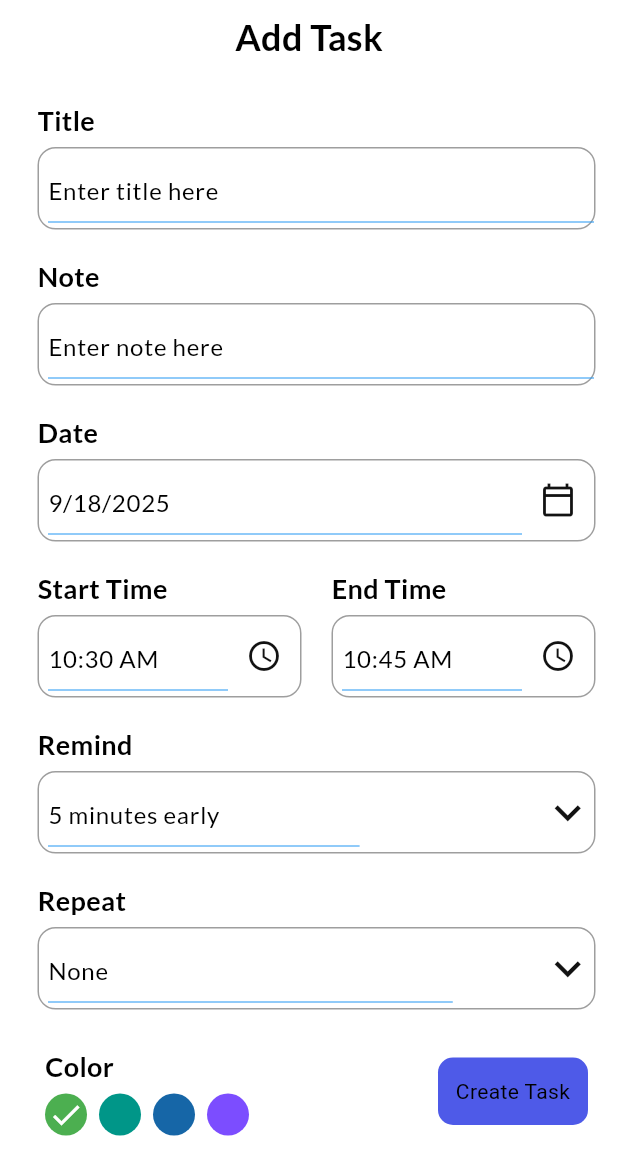
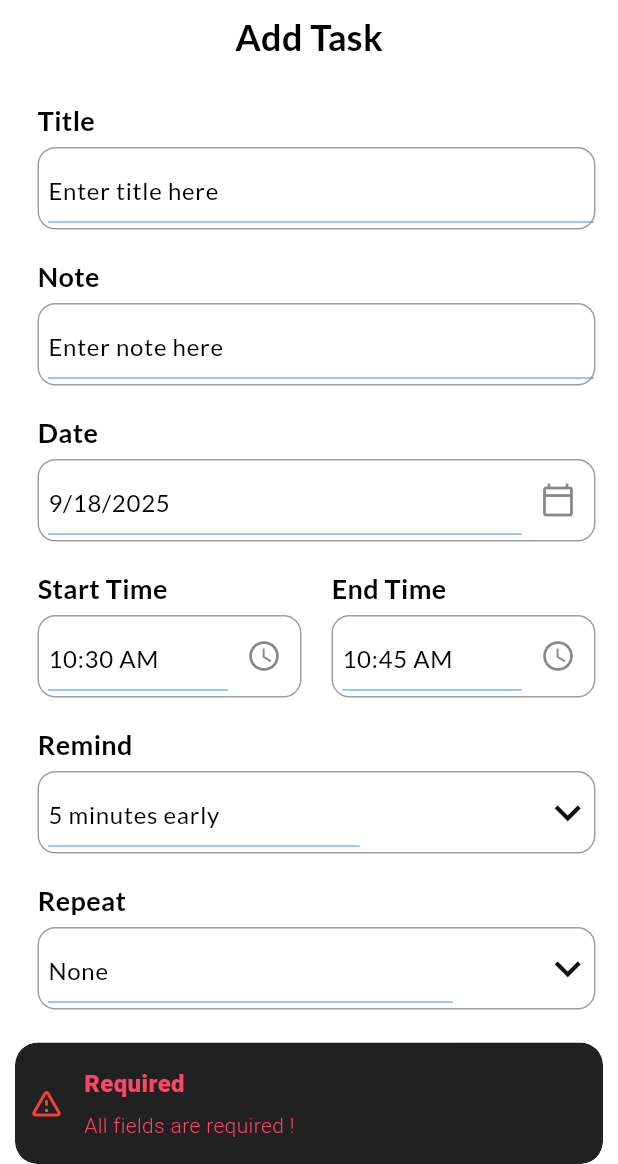
Before and after one commit to MohmedFahmy/todo, a Flutter app: the AddTaskPage screen opened directly, after a tap on "Create Task", on a phone screen of 412 x 824 dp, the part 72-1236 px from its top. Run offline on Flutter 3.47's test engine with Material 3 defaults, Android fonts, the phone set to English and light mode, and no system bars; our stand-ins replace date_picker_timeline, flutter_local_notifications, flutter_staggered_animations, flutter_svg, get, get_storage and 5 more; missing offline and left inert: android_intent_plus, dart:html; accounts and stored records are empty; statements that could not run were skipped.

Commit message:
feat: Implement task addition and validation in AddTaskPage to add new task to database

```diff
--- a/lib/controllers/task_controller.dart
+++ b/lib/controllers/task_controller.dart
@@ -54,4 +54,10 @@ class TaskController extends GetxController {
     ),
   ];
   getTasks() {}
+
+  Future<int> addTask({required Task task}) async {
+    taskList.add(task);
+    update();
+    return 1;
+  }
 }
--- a/lib/ui/pages/add_task_page.dart
+++ b/lib/ui/pages/add_task_page.dart
@@ -2,6 +2,8 @@ import 'package:flutter/material.dart';
 import 'package:get/get.dart';
 import 'package:intl/intl.dart';
 
+import '../../controllers/task_controller.dart';
+import '../../models/task.dart';
 import '../theme.dart';
 import '../widgets/button.dart';
 import '../widgets/input_field.dart';
@@ -14,7 +16,7 @@ class AddTaskPage extends StatefulWidget {
 }
 
 class _AddTaskPageState extends State<AddTaskPage> {
-  //  final TaskController _taskController = Get.put(TaskController());
+  final TaskController _taskController = Get.put(TaskController());
   final TextEditingController _titelController = TextEditingController();
   final TextEditingController _noteController = TextEditingController();
   DateTime _selectedDate = DateTime.now();
@@ -58,7 +60,9 @@ class _AddTaskPageState extends State<AddTaskPage> {
                   onPressed: () {},
                   icon: Icon(
                     Icons.calendar_today_outlined,
-                    color: Get.isDarkMode ? Colors.grey : darkGreyClr,
+                    color: Get.isDarkMode
+                        ? Colors.grey
+                        : darkGreyClr.withOpacity(0.5),
                   ),
                 ),
               ),
@@ -73,7 +77,9 @@ class _AddTaskPageState extends State<AddTaskPage> {
                         onPressed: () {},
                         icon: Icon(
                           Icons.access_time_outlined,
-                          color: Get.isDarkMode ? Colors.grey : darkGreyClr,
+                          color: Get.isDarkMode
+                              ? Colors.grey
+                              : darkGreyClr.withOpacity(0.5),
                         ),
                       ),
                     ),
@@ -86,7 +92,9 @@ class _AddTaskPageState extends State<AddTaskPage> {
                         onPressed: () {},
                         icon: Icon(
                           Icons.access_time_outlined,
-                          color: Get.isDarkMode ? Colors.grey : darkGreyClr,
+                          color: Get.isDarkMode
+                              ? Colors.grey
+                              : darkGreyClr.withOpacity(0.5),
                         ),
                       ),
                     ),
@@ -161,7 +169,12 @@ class _AddTaskPageState extends State<AddTaskPage> {
                   mainAxisAlignment: MainAxisAlignment.spaceBetween,
                   children: [
                     _colorPalete(),
-                    MyButton(label: 'Create Task', onTap: () {}),
+                    MyButton(
+                      label: 'Create Task',
+                      onTap: () {
+                        _validate();
+                      },
+                    ),
                   ],
                 ),
               ),
@@ -193,6 +206,41 @@ class _AddTaskPageState extends State<AddTaskPage> {
       SizedBox(width: 20),
     ],
   );
+
+  _validate() {
+    if (_titelController.text.isNotEmpty && _noteController.text.isNotEmpty) {
+      _addTaskToDb();
+      Get.back();
+    } else if (_titelController.text.isEmpty || _noteController.text.isEmpty) {
+      Get.snackbar(
+        'Required',
+        'All fields are required !',
+        snackPosition: SnackPosition.BOTTOM,
+        backgroundColor: Get.isDarkMode ? Colors.white : Colors.grey[900],
+        colorText: pinkClr,
+        icon: Icon(Icons.warning_amber_rounded, color: Colors.red),
+      );
+    } else {
+      print('############# SOMETHING WENT WRONG #############');
+    }
+  }
+
+  _addTaskToDb() async {
+    int value = await _taskController.addTask(
+      task: Task(
+        title: _titelController.text,
+        note: _noteController.text,
+        isCompleted: 0,
+        date: DateFormat.yMd().format(_selectedDate),
+        startTime: _startTime,
+        endTime: _endTime,
+        color: _selectedColor,
+        remind: _selectedRemind,
+        repeat: _selectedRepeat,
+      ),
+    );
+    print('My id is ' + '$value');
+  }
 
   Column _colorPalete() => Column(
     crossAxisAlignment: CrossAxisAlignment.start,
--- a/lib/ui/pages/home_page.dart
+++ b/lib/ui/pages/home_page.dart
@@ -167,7 +167,7 @@ class _HomePageState extends State<HomePage> {
           var task = _taskController.taskList[index];
           return AnimationConfiguration.staggeredList(
             position: index,
-            duration: const Duration(milliseconds: 1375),
+            duration: const Duration(milliseconds: 500),
             child: SlideAnimation(
               horizontalOffset: 300,
               child: FadeInAnimation(
```
Also changed, not shown: lib/db/db_helper.dart (+23 -0 lines), lib/models/task.dart (+14 -0 lines).
